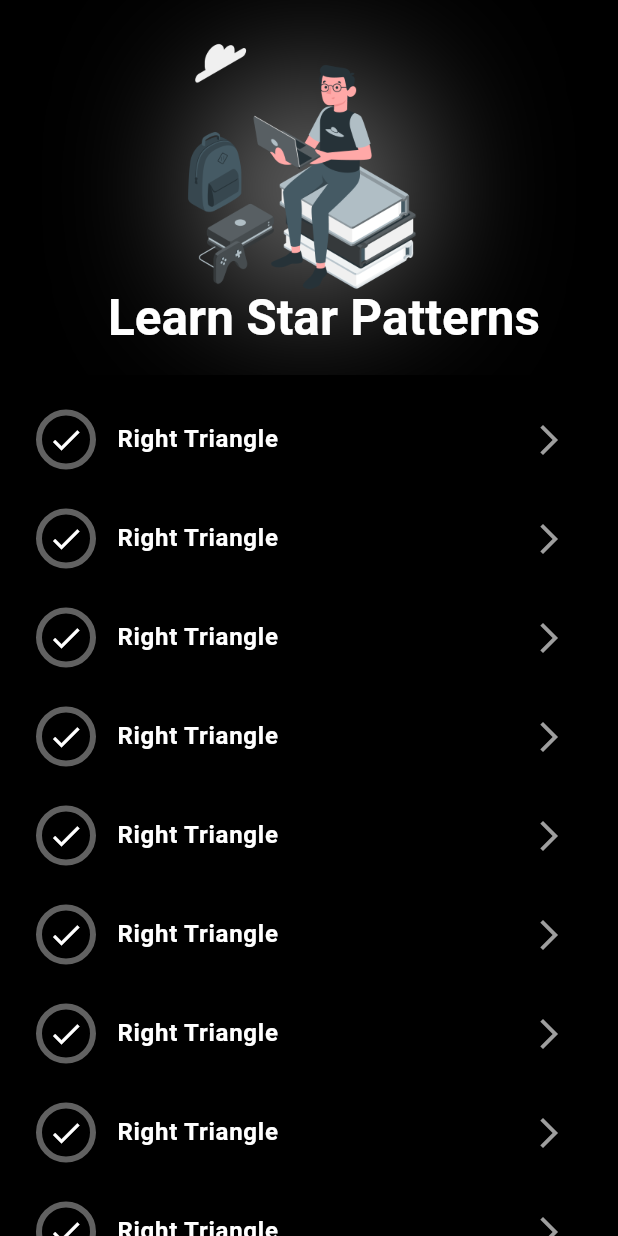
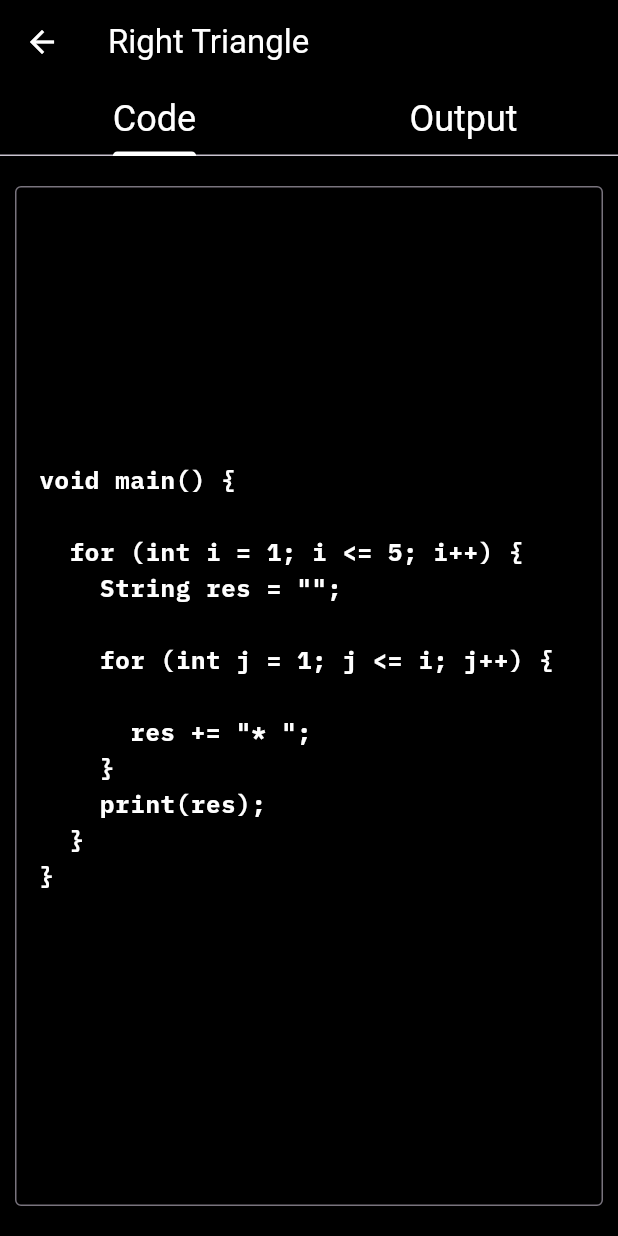
Before and after one commit to Mirzaazmath/star_pattern_dart, a Flutter app: the screen it shows after launch, after a tap on "Right Triangle", on a phone screen of 412 x 824 dp. Run offline on Flutter 3.47's test engine with Material 3 defaults, Android fonts, the phone set to English and light mode, and no system bars; our stand-ins replace google_fonts.

Commit message:
added details screen

```diff
--- /dev/null
+++ b/lib/details_screen.dart
@@ -0,0 +1,118 @@
+import 'package:flutter/material.dart';
+import 'package:google_fonts/google_fonts.dart';
+
+class DetailsScreen extends StatefulWidget {
+  final String title;
+  const DetailsScreen({super.key, required this.title});
+
+  @override
+  State<DetailsScreen> createState() => _DetailsScreenState();
+}
+
+class _DetailsScreenState extends State<DetailsScreen> {
+  PageController _controller = PageController();
+  TextEditingController textEditingController = TextEditingController(text: code);
+  @override
+  Widget build(BuildContext context) {
+    return DefaultTabController(
+      initialIndex: 0,
+      length: 2,
+      child: Scaffold(
+        appBar: AppBar(
+          backgroundColor: Colors.black,
+          foregroundColor: Colors.white,
+          title: Text(widget.title),
+          bottom: TabBar(
+            indicatorColor: Colors.white,
+            onTap: (index) {
+              _controller.jumpToPage(index);
+              if(index==0){
+                textEditingController.text=code;
+              }else{
+                textEditingController.text=output;
+              }
+
+
+            },
+            tabs: <Widget>[
+              Tab(
+                icon: Text(
+                  "Code",
+                  style: Theme.of(
+                    context,
+                  ).textTheme.headlineSmall?.copyWith(color: Colors.white),
+                ),
+              ),
+              Tab(
+                icon: Text(
+                  "Output",
+                  style: Theme.of(
+                    context,
+                  ).textTheme.headlineSmall?.copyWith(color: Colors.white),
+                ),
+              ),
+            ],
+          ),
+        ),
+        body: PageView.builder(
+          physics: NeverScrollableScrollPhysics(),
+          controller: _controller,
+          itemCount: 2,
+          itemBuilder: (context, index) {
+            return Padding(
+              padding: EdgeInsets.symmetric(vertical: 20,horizontal: 10),
+              child: Center(
+                child: TextFormField(
+                  readOnly: true,
+                  expands: true,
+                  maxLines: null,
+                  style: GoogleFonts.ibmPlexMono().copyWith(
+                color: Colors.white,
+                fontSize: 16,
+                fontWeight: FontWeight.bold),
+                  controller: textEditingController,
+                  decoration: InputDecoration(
+                    focusedBorder: OutlineInputBorder(
+                        borderSide: BorderSide(color: Colors.white)
+                    ),
+                    border: OutlineInputBorder(
+                        borderSide: BorderSide(color: Colors.white)
+                    ),
+                  ),
+                ),
+
+              ),
+            );
+          },
+        ),
+      ),
+    );
+  }
+}
+
+List<String> page = [code, output];
+
+String code = """
+void main() {
+
+  for (int i = 1; i <= 5; i++) {
+    String res = "";
+
+    for (int j = 1; j <= i; j++) {
+
+      res += "* ";
+    }
+    print(res);
+  }
+}
+""";
+
+String output = """
+
+*
+* *
+* * *
+* * * *
+* * * * *
+
+""";
--- a/lib/home_screen.dart
+++ b/lib/home_screen.dart
@@ -1,4 +1,5 @@
 import 'package:flutter/material.dart';
+import 'package:star_pattern/details_screen.dart';
 
 class HomeScreen extends StatelessWidget {
   const HomeScreen({super.key});
@@ -50,7 +51,9 @@ class HomeScreen extends StatelessWidget {
                   return Padding(
                     padding: const EdgeInsets.symmetric(vertical: 5),
                     child: ListTile(
-                      onTap: () {},
+                      onTap: () {
+                        Navigator.of(context).push(MaterialPageRoute(builder: (context)=>DetailsScreen(title:"Right Triangle",)));
+                      },
                       leading:Stack(
                         alignment: Alignment.center,
                         children: [
@@ -59,7 +62,7 @@ class HomeScreen extends StatelessWidget {
                             value: 0,
                             backgroundColor: Colors.grey.shade700,
                           ),
-                          Icon(Icons.done,color: Colors.white,)
+                         // Icon(Icons.done,color: Colors.white,)
                         ],
                       ),
 
--- a/lib/splash/sparkle_screen.dart
+++ b/lib/splash/sparkle_screen.dart
@@ -114,7 +114,11 @@ class _SparklingState extends State<Sparkling>
       }
     }
   }
-
+@override
+  void dispose() {
+  animationController.dispose();
+    super.dispose();
+  }
   @override
   Widget build(BuildContext context) {
     WidgetsBinding.instance!.addPostFrameCallback(postFrameCallback);
--- a/lib/splash/splash_screen.dart
+++ b/lib/splash/splash_screen.dart
@@ -31,6 +31,11 @@ class _SplashScreenState extends State<SplashScreen>
   }
 
   @override
+  void dispose() {
+    _controller.dispose();
+    super.dispose();
+  }
+  @override
   Widget build(BuildContext context) {
     return Scaffold(
       backgroundColor: Colors.black,
--- a/pubspec.yaml
+++ b/pubspec.yaml
@@ -34,6 +34,10 @@ dependencies:
   # The following adds the Cupertino Icons font to your application.
   # Use with the CupertinoIcons class for iOS style icons.
   cupertino_icons: ^1.0.8
+  # for Fonts
+  google_fonts: any
+
+
 
 dev_dependencies:
   flutter_test:
@@ -60,6 +64,8 @@ flutter:
   # To add assets to your application, add an assets section, like this:
   assets:
     - assets/
+
+
   #   - images/a_dot_burr.jpeg
   #   - images/a_dot_ham.jpeg
 
```
Also changed, not shown: lib/main.dart (+6 -4 lines), pubspec.lock, 7 other files.
